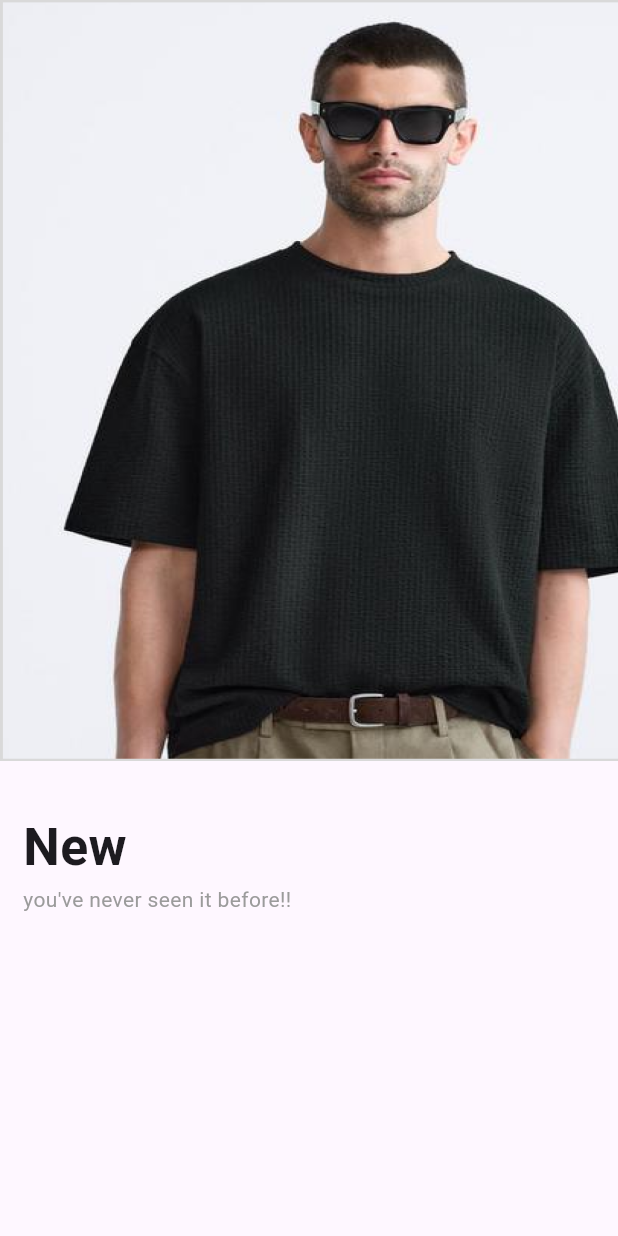
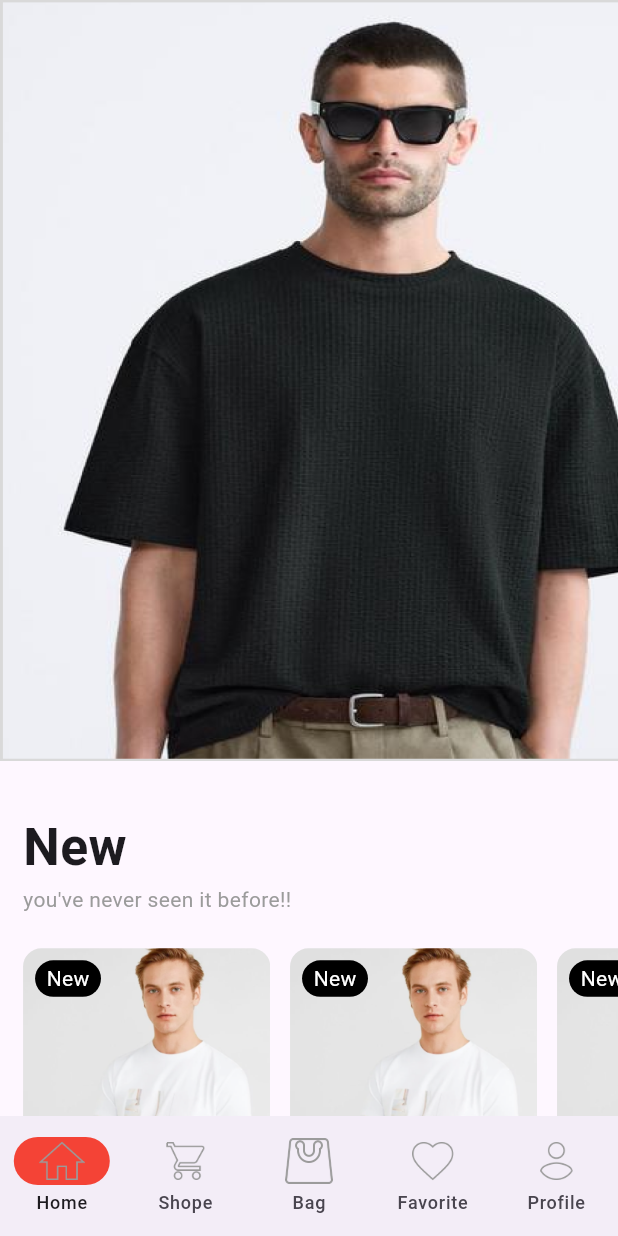
Before and after one commit to Elesawy11/clothes_store, a Flutter app: the screen it shows after launch, on a phone screen of 412 x 824 dp. Run offline on Flutter 3.47's test engine with Material 3 defaults, Android fonts, the phone set to English and light mode, and no system bars; our stand-ins replace flutter_rating_bar, flutter_screenutil, google_fonts; Roboto replaces fonts that are missing (Merienda).

Commit message:
create product list view widget bottom navigation bar

```diff
--- a/lib/core/utils/images.dart
+++ b/lib/core/utils/images.dart
@@ -1,5 +1,21 @@
 class Assets {
   Assets._();
+
+  /// Assets for assetsImagesBag
+  /// assets/images/bag.png
+  static const String assetsImagesBag = "assets/images/bag.png";
+
+  /// Assets for assetsImagesClothes1
+  /// assets/images/clothes1.png
+  static const String assetsImagesClothes1 = "assets/images/clothes1.png";
+
+  /// Assets for assetsImagesFavorite
+  /// assets/images/favorite.png
+  static const String assetsImagesFavorite = "assets/images/favorite.png";
+
+  /// Assets for assetsImagesHome
+  /// assets/images/home.png
+  static const String assetsImagesHome = "assets/images/home.png";
 
   /// Assets for assetsImagesImage1
   /// assets/images/image_1.png
@@ -12,4 +28,12 @@ class Assets {
   /// Assets for assetsImagesImage3
   /// assets/images/image_3.png
   static const String assetsImagesImage3 = "assets/images/image_3.png";
+
+  /// Assets for assetsImagesProfile
+  /// assets/images/profile.png
+  static const String assetsImagesProfile = "assets/images/profile.png";
+
+  /// Assets for assetsImagesShop
+  /// assets/images/shop.png
+  static const String assetsImagesShop = "assets/images/shop.png";
 }
--- a/lib/core/utils/styles.dart
+++ b/lib/core/utils/styles.dart
@@ -2,13 +2,17 @@ import 'package:e_commerce_app/core/utils/font_weight_helper.dart';
 import 'package:flutter/material.dart';
 import 'package:flutter_screenutil/flutter_screenutil.dart';
 
-abstract class FontStyle {
+abstract class FontStyles {
+  static TextStyle font11Regular = TextStyle(
+    fontSize: 11.sp,
+    fontWeight: FontWeightHelper.regular,
+  );
+  static TextStyle font16SemiBold = TextStyle(
+    fontSize: 16.sp,
+    fontWeight: FontWeightHelper.semiBold,
+  );
   static TextStyle font34Bold = TextStyle(
     fontSize: 34.sp,
     fontWeight: FontWeightHelper.bold,
   );
-  static TextStyle font11Regular = TextStyle(
-    fontSize: 11.sp,
-    fontWeight: FontWeightHelper.regular,
-  );
 }
--- /dev/null
+++ b/lib/ecommerce_app.dart
@@ -0,0 +1,96 @@
+import 'package:e_commerce_app/core/utils/images.dart';
+import 'package:flutter/material.dart';
+import 'package:flutter_screenutil/flutter_screenutil.dart';
+import 'features/home_screen/presentation/views/home_view.dart';
+
+class EcommerceApp extends StatefulWidget {
+  const EcommerceApp({super.key});
+
+  @override
+  State<EcommerceApp> createState() => _EcommerceAppState();
+}
+
+class _EcommerceAppState extends State<EcommerceApp> {
+  int currentPageIndex = 0;
+  @override
+  Widget build(BuildContext context) {
+    return Scaffold(
+      bottomNavigationBar: NavigationBar(
+        onDestinationSelected: (index) {
+          setState(() {
+            currentPageIndex = index;
+          });
+        },
+        indicatorColor: Colors.red,
+        selectedIndex: currentPageIndex,
+        destinations: [
+          NavigationDestination(
+            selectedIcon: Image.asset(
+              Assets.assetsImagesHome,
+              height: 30.h,
+              width: 30.w,
+            ),
+            icon: Image.asset(
+              Assets.assetsImagesHome,
+              height: 30.h,
+              width: 30.w,
+            ),
+            label: 'Home',
+          ),
+          NavigationDestination(
+            selectedIcon: Image.asset(
+              Assets.assetsImagesShop,
+              height: 30.h,
+              width: 30.w,
+            ),
+            icon: Image.asset(
+              Assets.assetsImagesShop,
+              height: 30.h,
+              width: 30.w,
+            ),
+            label: 'Shope',
+          ),
+          NavigationDestination(
+            icon: Image.asset(
+              Assets.assetsImagesBag,
+              height: 30.h,
+              width: 30.w,
+            ),
+            label: 'Bag',
+          ),
+          NavigationDestination(
+            icon: Image.asset(
+              Assets.assetsImagesFavorite,
+              height: 30.h,
+              width: 30.w,
+            ),
+            label: 'Favorite',
+          ),
+          NavigationDestination(
+            icon: Image.asset(
+              Assets.assetsImagesProfile,
+              height: 30.h,
+              width: 30.w,
+            ),
+            label: 'Profile',
+          ),
+        ],
+      ),
+      body: [
+        const HomeView(),
+        const Center(
+          child: Text('Shope Screen'),
+        ),
+        const Center(
+          child: Text('Bag Screen'),
+        ),
+        const Center(
+          child: Text('Favorite Screen'),
+        ),
+        const Center(
+          child: Text('Profile Screen'),
+        ),
+      ][currentPageIndex],
+    );
+  }
+}
--- a/lib/features/home_screen/presentation/views/home_view.dart
+++ b/lib/features/home_screen/presentation/views/home_view.dart
@@ -1,18 +1,23 @@
-// import 'dart:nativewrappers/_internal/vm/lib/async_patch.dart';
-import 'package:e_commerce_app/core/utils/color_manager.dart';
-import 'package:e_commerce_app/core/utils/images.dart';
-import 'package:e_commerce_app/core/utils/spacer.dart';
-import 'package:e_commerce_app/features/home_screen/presentation/views/widgets/advertisment_widget.dart';
 import 'package:flutter/material.dart';
 import 'package:flutter_screenutil/flutter_screenutil.dart';
 
+import '../../../../core/utils/color_manager.dart';
+import '../../../../core/utils/images.dart';
+import '../../../../core/utils/spacer.dart';
+import 'widgets/advertisment_widget.dart';
+import 'widgets/custom_product_list_view.dart';
+
 class HomeView extends StatelessWidget {
-  const HomeView({super.key});
+  const HomeView({
+    super.key,
+  });
 
   @override
   Widget build(BuildContext context) {
-    return Scaffold(
-      body: Column(
+    return CustomScrollView(
+      slivers: [
+        SliverToBoxAdapter(
+          child: Column(
             crossAxisAlignment: CrossAxisAlignment.start,
             children: [
               const AdvertismentWidget(),
@@ -24,18 +29,23 @@ class HomeView extends StatelessWidget {
                   children: [
                     Text(
                       'New',
-                  style:
-                      TextStyle(fontSize: 34.sp, fontWeight: FontWeight.bold),
+                      style: TextStyle(
+                          fontSize: 34.sp, fontWeight: FontWeight.bold),
                     ),
                     const Text(
                       'you\'ve never seen it before!!',
                       style: TextStyle(color: ColorManager.grey9B),
                     ),
+                    verticalSpace(22),
+                    const CustomProductListView(),
+                    verticalSpace(40)
                   ],
                 ),
               ),
             ],
           ),
+        )
+      ],
     );
   }
 }
--- /dev/null
+++ b/lib/features/home_screen/presentation/views/widgets/bottom_navigation_bar.dart
@@ -0,0 +1,50 @@
+import 'package:flutter/material.dart';
+
+class BottomNavigationBarWidget extends StatefulWidget {
+  const BottomNavigationBarWidget({
+    super.key,
+  });
+
+  @override
+  State<BottomNavigationBarWidget> createState() =>
+      _BottomNavigationBarWidgetState();
+}
+
+class _BottomNavigationBarWidgetState extends State<BottomNavigationBarWidget> {
+  int currentPageIndex = 0;
+  @override
+  Widget build(BuildContext context) {
+    return NavigationBar(
+      onDestinationSelected: (index) {
+        setState(() {
+          currentPageIndex = index;
+        });
+      },
+      indicatorColor: Colors.amber,
+      selectedIndex: currentPageIndex,
+      destinations: const [
+        NavigationDestination(
+          selectedIcon: Icon(Icons.home),
+          icon: Icon(Icons.home_outlined),
+          label: 'Home',
+        ),
+        NavigationDestination(
+          selectedIcon: Icon(Icons.badge),
+          icon: Icon(Icons.badge),
+          label: 'Shope',
+        ),
+        NavigationDestination(
+          icon: Badge(child: Icon(Icons.notifications_sharp)),
+          label: 'Notifications',
+        ),
+        NavigationDestination(
+          icon: Badge(
+            label: Text('2'),
+            child: Icon(Icons.messenger_sharp),
+          ),
+          label: 'Messages',
+        ),
+      ],
+    );
+  }
+}
--- /dev/null
+++ b/lib/features/home_screen/presentation/views/widgets/custom_product_list_view.dart
@@ -0,0 +1,136 @@
+import 'package:e_commerce_app/core/utils/spacer.dart';
+import 'package:e_commerce_app/core/utils/styles.dart';
+import 'package:flutter/material.dart';
+import 'package:flutter_rating_bar/flutter_rating_bar.dart';
+import 'package:flutter_screenutil/flutter_screenutil.dart';
+import '../../../../../core/utils/images.dart';
+
+class CustomProductListView extends StatelessWidget {
+  const CustomProductListView({
+    super.key,
+  });
+
+  @override
+  Widget build(BuildContext context) {
+    return SizedBox(
+      height: 312.h,
+      child: ListView.builder(
+        itemCount: 10,
+        scrollDirection: Axis.horizontal,
+        itemBuilder: (context, index) {
+          return Padding(
+            padding: EdgeInsets.only(right: 12.w),
+            child: Column(
+              crossAxisAlignment: CrossAxisAlignment.start,
+              children: [
+                SizedBox(
+                  height: 230.h,
+                  child: Stack(
+                    clipBehavior: Clip.hardEdge,
+                    children: [
+                      ClipRRect(
+                        borderRadius: BorderRadius.circular(12.r),
+                        child: Image.asset(
+                          height: 200.h,
+                          width: 150.w,
+                          fit: BoxFit.fill,
+                          Assets.assetsImagesClothes1,
+                        ),
+                      ),
+                      Positioned(
+                        right: 3,
+                        top: 180,
+                        child: Container(
+                          height: 40.h,
+                          width: 40.w,
+                          decoration: BoxDecoration(
+                            color: Colors.white,
+                            borderRadius: BorderRadius.circular(40.r),
+                            boxShadow: [
+                              BoxShadow(
+                                color: Colors.grey.withOpacity(0.5),
+                                spreadRadius: 2,
+                                blurRadius: 10,
+                                offset: const Offset(0, 3),
+                              ),
+                            ],
+                          ),
+                          child: Icon(
+                            Icons.favorite_border_outlined,
+                            color: Colors.grey,
+                            size: 18.r,
+                          ),
+                        ),
+                      ),
+                      Positioned(
+                        left: 8,
+                        top: 8,
+                        child: Container(
+                          height: 24.h,
+                          width: 40.w,
+                          decoration: BoxDecoration(
+                              color: Colors.black,
+                              borderRadius: BorderRadius.circular(30.r)),
+                          child: const Center(
+                            child: Text(
+                              'New',
+                              style: TextStyle(color: Colors.white),
+                            ),
+                          ),
+                        ),
+                      ),
+                      Positioned(
+                        left: 0,
+                        top: 214,
+                        child: RatingBar(
+                          onRatingUpdate: (value) {},
+                          minRating: 1,
+                          maxRating: 5,
+                          initialRating: 0,
+                          itemSize: 20.r,
+                          itemPadding: EdgeInsets.only(left: 4.w),
+                          // ignoreGestures: true,
+                          ratingWidget: RatingWidget(
+                            full: const Icon(
+                              Icons.star,
+                              color: Colors.amber,
+                            ),
+                            half: const Icon(
+                              Icons.star,
+                              color: Colors.amber,
+                            ),
+                            empty: const Icon(
+                              Icons.star,
+                              color: Colors.grey,
+                            ),
+                          ),
+                        ),
+                      ),
+                    ],
+                  ),
+                ),
+                verticalSpace(6),
+                Text(
+                  'Mongo Boy',
+                  style: FontStyles.font11Regular.copyWith(
+                    color: Colors.grey,
+                  ),
+                ),
+                verticalSpace(4),
+                Text(
+                  'T-Shirt Scailing',
+                  style: FontStyles.font16SemiBold,
+                ),
+                verticalSpace(4),
+                Text(
+                  '10\$',
+                  style: FontStyles.font16SemiBold,
+                )
+              ],
+            ),
+          );
+        },
+      ),
+    );
+  }
+}
--- a/lib/main.dart
+++ b/lib/main.dart
@@ -1,7 +1,7 @@
 import 'package:flutter/material.dart';
 import 'package:flutter_screenutil/flutter_screenutil.dart';
 import 'package:google_fonts/google_fonts.dart';
-import 'features/home_screen/presentation/views/home_view.dart';
+import 'ecommerce_app.dart';
 
 void main(List<String> args) {
   runApp(const ECommerceApp());
@@ -23,7 +23,7 @@ class ECommerceApp extends StatelessWidget {
           ),
         ),
         debugShowCheckedModeBanner: false,
-        home: const HomeView(),
+        home: const EcommerceApp(),
       ),
     );
   }
--- a/pubspec.yaml
+++ b/pubspec.yaml
@@ -31,7 +31,9 @@ dependencies:
   cupertino_icons: ^1.0.6
   flutter:
     sdk: flutter
+  flutter_rating_bar: ^4.0.1
   flutter_screenutil: ^5.9.3
+  go_router: ^14.2.0
   google_fonts: ^6.2.1
 
 dev_dependencies:
```
Also changed, not shown: assets/images/bag.png (added), assets/images/clothes1.png (added), assets/images/favorite.png (added), assets/images/home.png (added), assets/images/profile.png (added), assets/images/shop.png (added), lib/core/utils/app_router.dart (added), pubspec.lock. Lines whose indentation alone changed are shown as unchanged.
